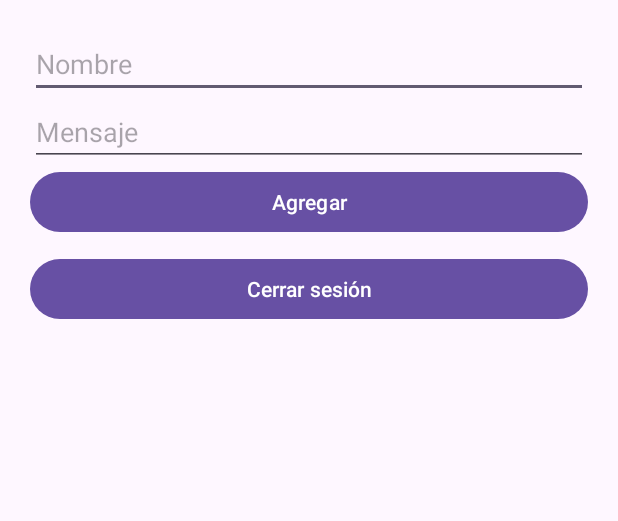
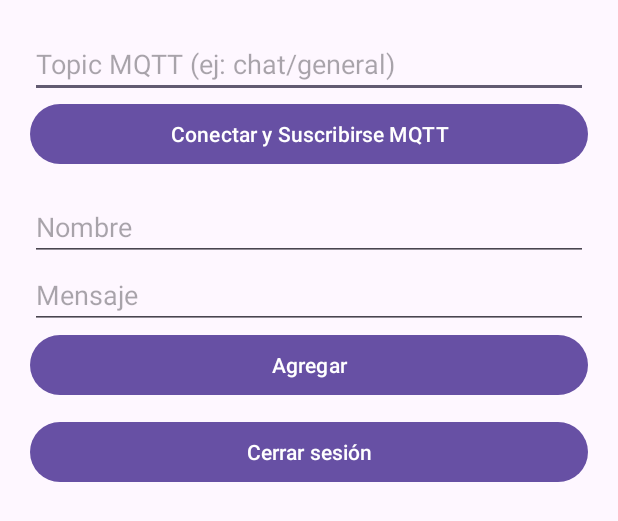
Before and after one commit to WatonMasita/Firebase, an Android app: the layout activity_main.xml on its own in the app's theme, with its tools: preview values and no code run, on a phone screen of 412 x 824 dp. Shown: the top 521 px of the screen. Run offline under Robolectric (Android 15) with nearby library versions, the phone set to English and light mode, and no system bars.

Commit message:
Actividad Firebase actualizado con MQTT

```diff
--- a/app/src/main/res/layout/activity_main.xml
+++ b/app/src/main/res/layout/activity_main.xml
@@ -4,6 +4,21 @@
     android:orientation="vertical"
     android:padding="20dp">
 
+    <!-- TOPIC MQTT ARRIBA -->
+    <EditText
+        android:id="@+id/txtTopicMQTT"
+        android:hint="Topic MQTT (ej: chat/general)"
+        android:layout_width="match_parent"
+        android:layout_height="wrap_content" />
+
+    <Button
+        android:id="@+id/btnSuscribirseMQTT"
+        android:text="Conectar y Suscribirse MQTT"
+        android:layout_width="match_parent"
+        android:layout_height="wrap_content"
+        android:layout_marginBottom="15dp"/>
+
+    <!-- CAMPOS DEL CHAT -->
     <EditText
         android:id="@+id/txtNombre"
         android:layout_width="match_parent"
@@ -22,7 +37,6 @@
         android:layout_height="wrap_content"
         android:text="Agregar"/>
 
-    <!-- BOTÓN CERRAR SESIÓN -->
     <Button
         android:id="@+id/btnSalir"
         android:layout_width="match_parent"
--- a/settings.gradle.kts
+++ b/settings.gradle.kts
@@ -11,11 +11,17 @@ pluginManagement {
         gradlePluginPortal()
     }
 }
+
 dependencyResolutionManagement {
     repositoriesMode.set(RepositoriesMode.FAIL_ON_PROJECT_REPOS)
     repositories {
         google()
         mavenCentral()
+
+        // JITPACK EN FORMATO KTS CORRECTO ✔
+        maven {
+            url = uri("https://jitpack.io")
+        }
     }
 }
 
```
Also changed, not shown: app/build.gradle.kts (+17 -4 lines), app/src/main/AndroidManifest.xml (+9 -1 lines), app/src/main/java/com/example/firebaseproyecto/MainActivity.java (+126 -30 lines).
